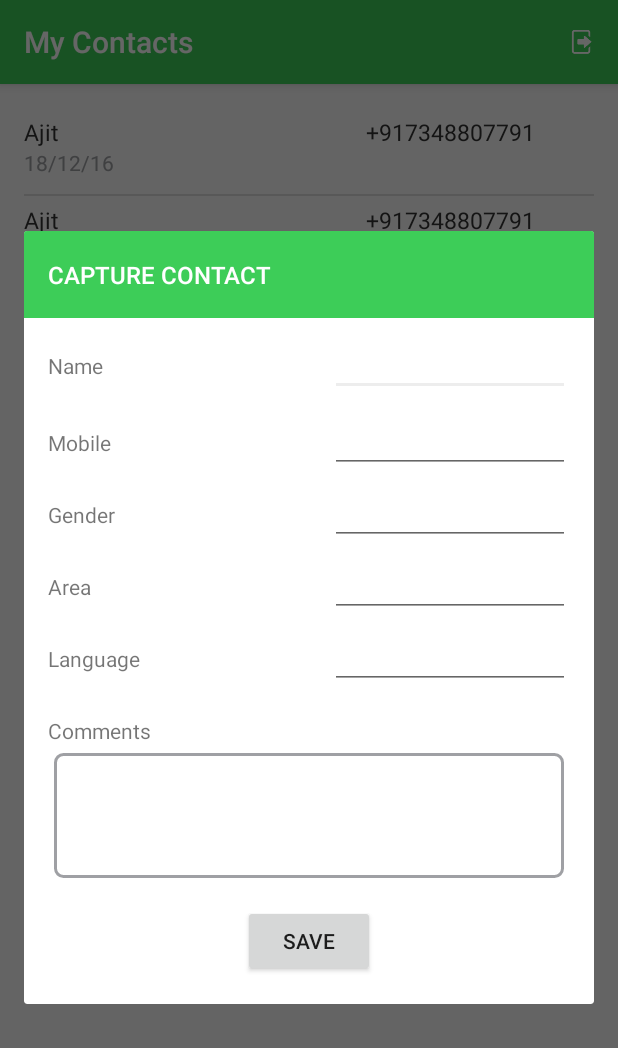
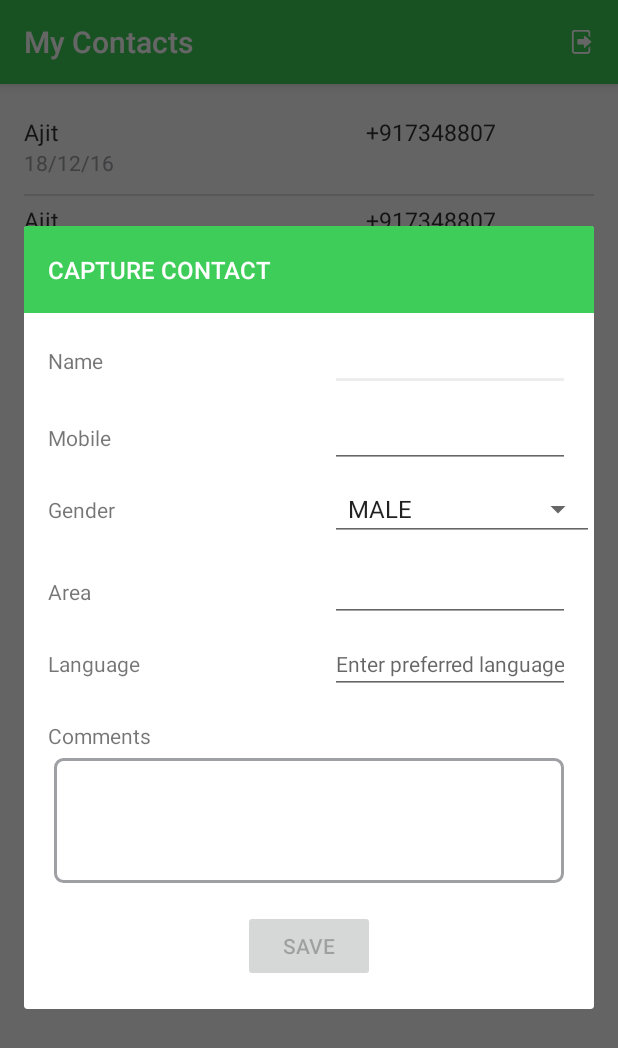
Before and after one commit to hariksetra/ISKCON-PA-Frontend, an Android app: the MyContactsActivity screen opened directly, with no data from a screen before it, after a tap on an icon or button, on a phone screen of 412 x 824 dp. Shown: the top 1048 px of the screen. Run offline under Robolectric (Android 15) with nearby library versions, the phone set to English and light mode, and no system bars; 1 other tap on this screen came first.

Commit message:
Feature Creation - part1

```diff
--- a/app/src/main/java/com/giridhari/preachingassistant/activity/dialog/CaptureContactDialog.java
+++ b/app/src/main/java/com/giridhari/preachingassistant/activity/dialog/CaptureContactDialog.java
@@ -2,16 +2,20 @@ package com.giridhari.preachingassistant.activity.dialog;
 
 import android.app.Dialog;
 import android.content.Context;
-import android.content.DialogInterface;
 import android.os.Bundle;
+import android.text.Editable;
+import android.text.TextWatcher;
 import android.util.Log;
 import android.view.Gravity;
 import android.view.View;
 import android.view.Window;
+import android.widget.AdapterView;
+import android.widget.ArrayAdapter;
 import android.widget.Button;
 import android.widget.EditText;
 import android.widget.ProgressBar;
 import android.widget.RelativeLayout;
+import android.widget.Spinner;
 import android.widget.TextView;
 import android.widget.Toast;
 
@@ -23,8 +27,6 @@ import com.giridhari.preachingassistant.model.DevoteeDetailsResponse;
 import retrofit2.Call;
 import retrofit2.Callback;
 import retrofit2.Response;
-import retrofit2.Retrofit;
-import retrofit2.converter.gson.GsonConverterFactory;
 
 /**
  * Created by SESA249880 on 12/18/2016.
@@ -41,6 +43,12 @@ public class CaptureContactDialog extends Dialog
     String capturedBy;
     ProgressBar progressBar;
     PreachingAssistantService preachingAssistantService;
+    boolean genderSelected = false;
+    boolean nameEntered = false;
+    boolean mobileEntered = false;
+    boolean areaEntered = false;
+    boolean languageEntered = true;
+    String genderChosen = "";
 
 
     public CaptureContactDialog(Context context, PreachingAssistantService preachingAssistantService, String authToken, String devotee)
@@ -62,7 +70,37 @@ public class CaptureContactDialog extends Dialog
 
         name = (EditText) findViewById(R.id.userName);
         mobile = (EditText) findViewById(R.id.mobileNumber);
-        gender = (EditText) findViewById(R.id.genderValue);
+
+
+        Spinner genderSpinner = (Spinner) findViewById(R.id.genderValue);
+        // Create an ArrayAdapter using the string array and a default spinner layout
+        ArrayAdapter<CharSequence> adapter = ArrayAdapter.createFromResource(mContext,
+                R.array.gender_array, android.R.layout.simple_spinner_item);
+        // Specify the layout to use when the list of choices appears
+        adapter.setDropDownViewResource(android.R.layout.simple_spinner_dropdown_item);
+        // Apply the adapter to the spinner
+        genderSpinner.setAdapter(adapter);
+        genderSpinner.setSelection(0);
+
+        genderSpinner.setOnItemSelectedListener(new AdapterView.OnItemSelectedListener()
+        {
+            @Override
+            public void onItemSelected(AdapterView<?> adapterView, View view, int i, long l)
+            {
+                genderSelected = true;
+                genderChosen = adapterView.getItemAtPosition(i).toString();
+                enableDisableSaveButton();
+            }
+
+            @Override
+            public void onNothingSelected(AdapterView<?> adapterView)
+            {
+                genderSelected = false;
+                enableDisableSaveButton();
+            }
+        });
+
+
         area = (EditText) findViewById(R.id.area);
         language = (EditText) findViewById(R.id.language);
         feedbackEditTextBox = (EditText) findViewById(R.id.feedbackEditTextBox);
@@ -74,11 +112,10 @@ public class CaptureContactDialog extends Dialog
             @Override
             public void onClick(View view)
             {
-
                 DevoteeCreateRequest devoteeCreateRequest = new DevoteeCreateRequest();
                 devoteeCreateRequest.setLegalName(name.getText().toString());
                 devoteeCreateRequest.setArea(area.getText().toString());
-                devoteeCreateRequest.setGender(gender.getText().toString());
+                devoteeCreateRequest.setGender(genderChosen);
                 devoteeCreateRequest.setSmsPhone(mobile.getText().toString());
                 devoteeCreateRequest.setCapturedBy(capturedBy);
                 devoteeCreateRequest.setPreferredLanguage(language.getText().toString());
@@ -127,38 +164,116 @@ public class CaptureContactDialog extends Dialog
         Window window = getWindow();
         window.setGravity(Gravity.CENTER);
         getWindow().setLayout(RelativeLayout.LayoutParams.MATCH_PARENT, RelativeLayout.LayoutParams.WRAP_CONTENT);
+
+        manageTextWatchers();
     }
 
-    public void onResume()
+    private void manageTextWatchers()
     {
-
-        setOnKeyListener(new DialogInterface.OnKeyListener()
+        name.addTextChangedListener(new TextWatcher()
         {
             @Override
-            public boolean onKey(android.content.DialogInterface dialog, int keyCode,
-                                 android.view.KeyEvent event)
+            public void beforeTextChanged(CharSequence charSequence, int i, int i1, int i2)
             {
 
-                if ((keyCode == android.view.KeyEvent.KEYCODE_BACK))
+            }
+
+            @Override
+            public void onTextChanged(CharSequence charSequence, int i, int i1, int i2)
+            {
+
+            }
+
+            @Override
+            public void afterTextChanged(Editable editable)
+            {
+                if (editable.length() > 0)
                 {
-                    captureContactDialogCallback.setDialogDisplayStatus(false);
-                    dismiss();
-                    return true;
+                    nameEntered = true;
                 }
                 else
                 {
-                    return false; // pass on to be processed as normal
+                    nameEntered = false;
                 }
+                enableDisableSaveButton();
             }
         });
 
+        mobile.addTextChangedListener(new TextWatcher()
+        {
+            @Override
+            public void beforeTextChanged(CharSequence charSequence, int i, int i1, int i2)
+            {
+
+            }
+
+            @Override
+            public void onTextChanged(CharSequence charSequence, int i, int i1, int i2)
+            {
+
+            }
+
+            @Override
+            public void afterTextChanged(Editable editable)
+            {
+                if (editable.length() == 10)
+                {
+                    mobileEntered = true;
+                }
+                else
+                {
+                    mobileEntered = false;
+                }
+                enableDisableSaveButton();
+            }
+        });
+
+        area.addTextChangedListener(new TextWatcher()
+        {
+            @Override
+            public void beforeTextChanged(CharSequence charSequence, int i, int i1, int i2)
+            {
+
+            }
+
+            @Override
+            public void onTextChanged(CharSequence charSequence, int i, int i1, int i2)
+            {
+
+            }
+
+            @Override
+            public void afterTextChanged(Editable editable)
+            {
+                if (editable.length() >= 4)
+                {
+                    areaEntered = true;
+                }
+                else
+                {
+                    areaEntered = false;
+                }
+                enableDisableSaveButton();
+            }
+        });
     }
-
 
     public interface CaptureContactDialogCallback
     {
         void setDialogDisplayStatus(boolean isShowing);
     }
 
+    public void enableDisableSaveButton()
+    {
+        if (nameEntered && mobileEntered && genderSelected && areaEntered && languageEntered)
+        {
+            captureContact.setEnabled(true);
+        }
+        else
+        {
+            captureContact.setEnabled(false);
+        }
+    }
+
 
 }
--- a/app/src/main/res/layout/activity_login.xml
+++ b/app/src/main/res/layout/activity_login.xml
@@ -122,6 +122,7 @@
                 android:checked="false"
                 android:text="@string/remember_me"
                 android:textColor="@color/AppWhite"
+                android:visibility="gone"
                 android:textSize="16sp"
                 android:theme="@style/login_checkbox"/>
 
@@ -173,7 +174,7 @@
                 android:layout_marginLeft="24dp"
                 android:layout_marginTop="20dp"
                 android:autoLink="web"
-                android:text="@string/privacy_policy"
+                android:text="About"
                 android:textColor="@color/AppWhite"
                 android:textSize="14sp"/>
 
--- a/app/src/main/res/layout/capture_contact_dialog_layout.xml
+++ b/app/src/main/res/layout/capture_contact_dialog_layout.xml
@@ -12,20 +12,19 @@
         android:layout_width="match_parent"
         android:layout_height="wrap_content"
         android:background="@color/SE_Life_Green">
+
         <TextView
             android:id="@+id/dialogueTitleId"
             style="@style/dialogueTitleText"
             android:layout_width="wrap_content"
             android:layout_height="wrap_content"
+            android:layout_alignParentTop="true"
             android:paddingBottom="6dp"
             android:paddingTop="6dp"
-            android:layout_alignParentTop="true"
             android:text="CAPTURE CONTACT"
             android:textSize="16sp"/>
 
     </RelativeLayout>
-
-
 
 
     <TextView
@@ -70,6 +69,7 @@
         android:layout_alignStart="@+id/userName"
         android:ems="10"
         android:inputType="phone"
+        android:maxLength="10"
         android:textAppearance="@style/TextAppearance.AppCompat.Small"/>
 
     <TextView
@@ -82,15 +82,15 @@
         android:text="Gender"
         android:textAppearance="@style/TextAppearance.AppCompat.Small"/>
 
-    <EditText
+
+    <Spinner
         android:id="@+id/genderValue"
-        android:layout_width="wrap_content"
+        style="@style/Base.Widget.AppCompat.Spinner.Underlined"
+        android:layout_width="fill_parent"
         android:layout_height="wrap_content"
         android:layout_alignBaseline="@+id/genderLabel"
         android:layout_alignBottom="@+id/genderLabel"
         android:layout_alignStart="@+id/mobileNumber"
-        android:ems="10"
-        android:inputType="textCapCharacters"
         android:textAppearance="@style/TextAppearance.AppCompat.Small"/>
 
     <TextView
@@ -99,7 +99,7 @@
         android:layout_height="wrap_content"
         android:layout_alignStart="@+id/genderLabel"
         android:layout_below="@+id/genderValue"
-        android:layout_marginTop="18dp"
+        android:layout_marginTop="24dp"
         android:text="Area"
         android:textAppearance="@style/TextAppearance.AppCompat.Small"/>
 
@@ -132,6 +132,7 @@
         android:layout_alignBottom="@+id/languageLabel"
         android:layout_alignStart="@+id/area"
         android:ems="10"
+        android:hint="Enter preferred language"
         android:inputType="textCapWords"
         android:textAppearance="@style/TextAppearance.AppCompat.Small"/>
 
@@ -163,8 +164,9 @@
         android:layout_height="wrap_content"
         android:layout_below="@+id/feedbackEditTextBox"
         android:layout_centerHorizontal="true"
+        android:layout_marginBottom="18dp"
         android:layout_marginTop="18dp"
-        android:layout_marginBottom="18dp"
+        android:enabled="false"
         android:text="Save"/>
 
     <TextView
@@ -179,11 +181,11 @@
         android:textStyle="normal"/>
 
     <ProgressBar
+        android:id="@+id/progressBarInDialog"
         style="?android:attr/progressBarStyle"
         android:layout_width="wrap_content"
         android:layout_height="wrap_content"
         android:layout_centerInParent="true"
-        android:visibility="invisible"
-        android:id="@+id/progressBarInDialog" />
+        android:visibility="invisible"/>
 
 </RelativeLayout>
--- a/app/src/main/res/layout/contacts_view_adapter_layout.xml
+++ b/app/src/main/res/layout/contacts_view_adapter_layout.xml
@@ -41,7 +41,7 @@
                 android:layout_gravity="center|start"
                 android:layout_weight="2"
                 android:ellipsize="end"
-                android:maxLength="13"
+                android:maxLength="10"
                 android:maxLines="1"
                 android:text="+917348807791"
                 android:textColor="@color/Anthracite_grey"
```
Also changed, not shown: app/src/main/java/com/giridhari/preachingassistant/activity/LoginActivity.java (+19 -1 lines), app/src/main/res/values/arrays.xml (added, +22 -0 lines).
